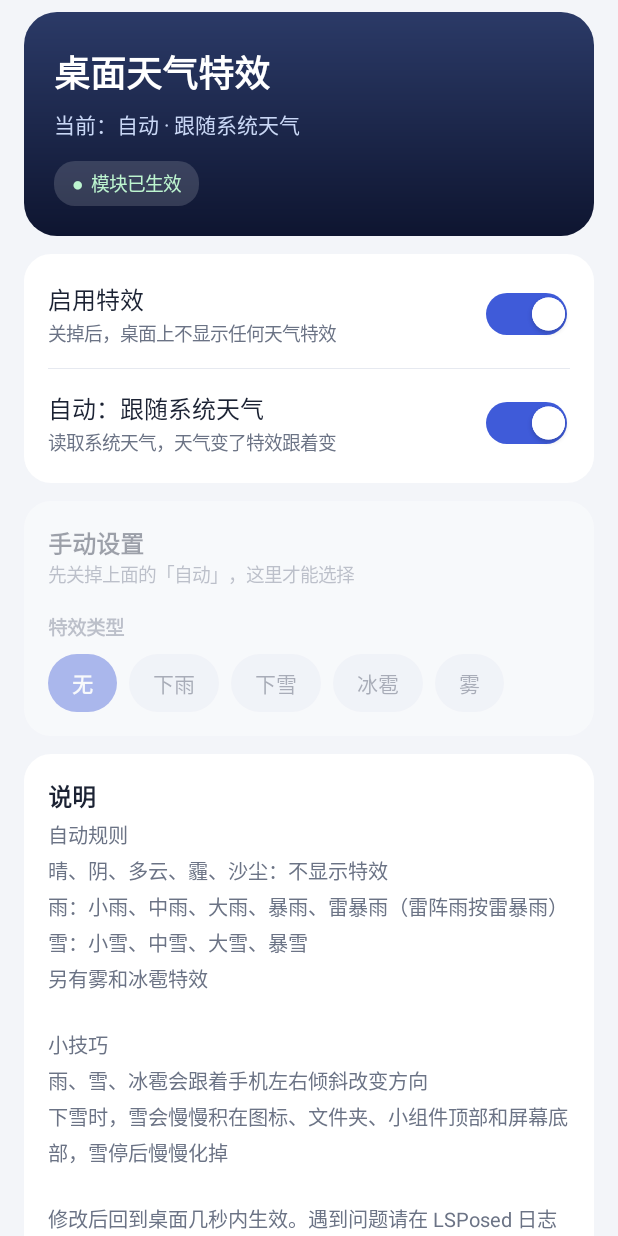
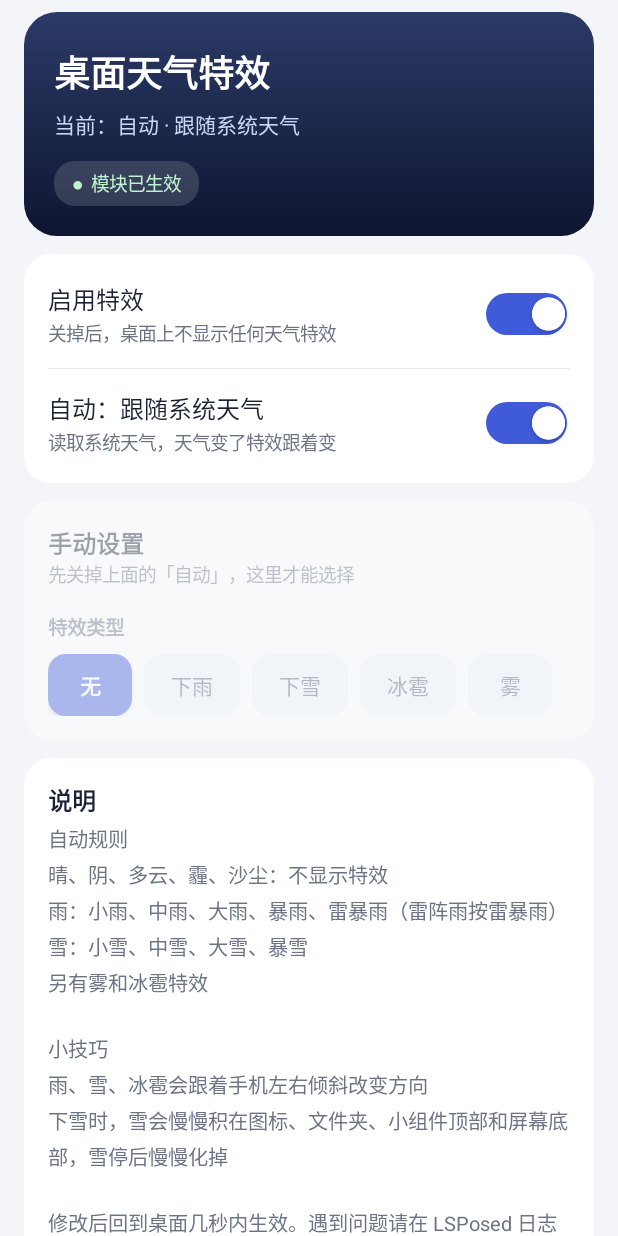
Before and after one commit to wen123456789-prog/weather, an Android app: the screen it shows after launch (SettingsActivity), on a phone screen of 412 x 824 dp. Run offline under Robolectric (Android 15) with nearby library versions, the phone set to English and light mode, and no system bars.

Commit message:
Update SettingsActivity.java

```diff
--- a/app/src/main/java/com/example/hyperweatherfx/SettingsActivity.java
+++ b/app/src/main/java/com/example/hyperweatherfx/SettingsActivity.java
@@ -417,15 +417,19 @@ public class SettingsActivity extends Activity {
     private TextView chip(String label, boolean selected) {
     TextView t = text(label, 14, cChipText, false);
     t.setGravity(Gravity.CENTER);
-        t.setPadding(dp(16), dp(9), dp(16), dp(9));
+    t.setMinWidth(dp(56));
+    t.setPadding(dp(18), dp(10), dp(18), dp(10));
+    t.setBackground(round(selected ? cAccent : cChip, 12));
     styleChip(t, selected);
     return t;
 }
 
 private void styleChip(TextView t, boolean selected) {
-        t.setBackground(round(selected ? cAccent : cChip, 20));
+    t.setBackground(round(selected ? cAccent : cChip, 12));
     t.setTextColor(selected ? cOnAccent : cChipText);
     t.setTypeface(null, selected ? Typeface.BOLD : Typeface.NORMAL);
+    t.setAlpha(selected ? 1.0f : 0.85f);
+    t.setElevation(dp(selected ? 2 : 0));
 }
 
     private Flow chipGroup(String[] labels, int selected, OnPick cb) {
```
Lines whose indentation alone changed are shown as unchanged.
